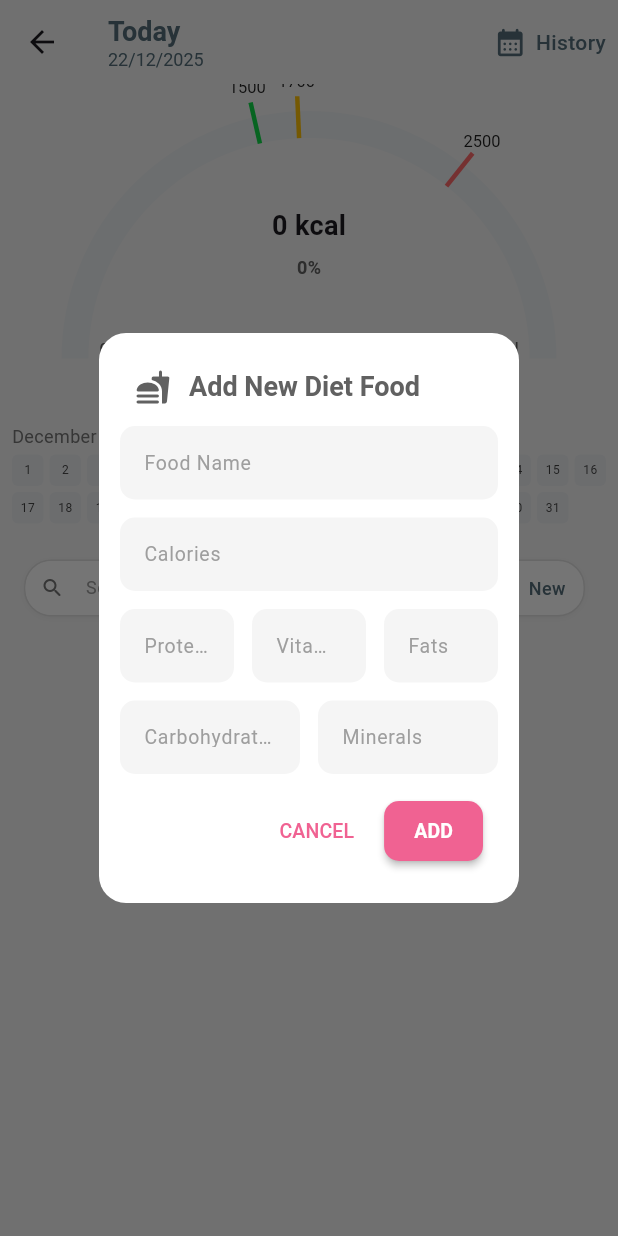
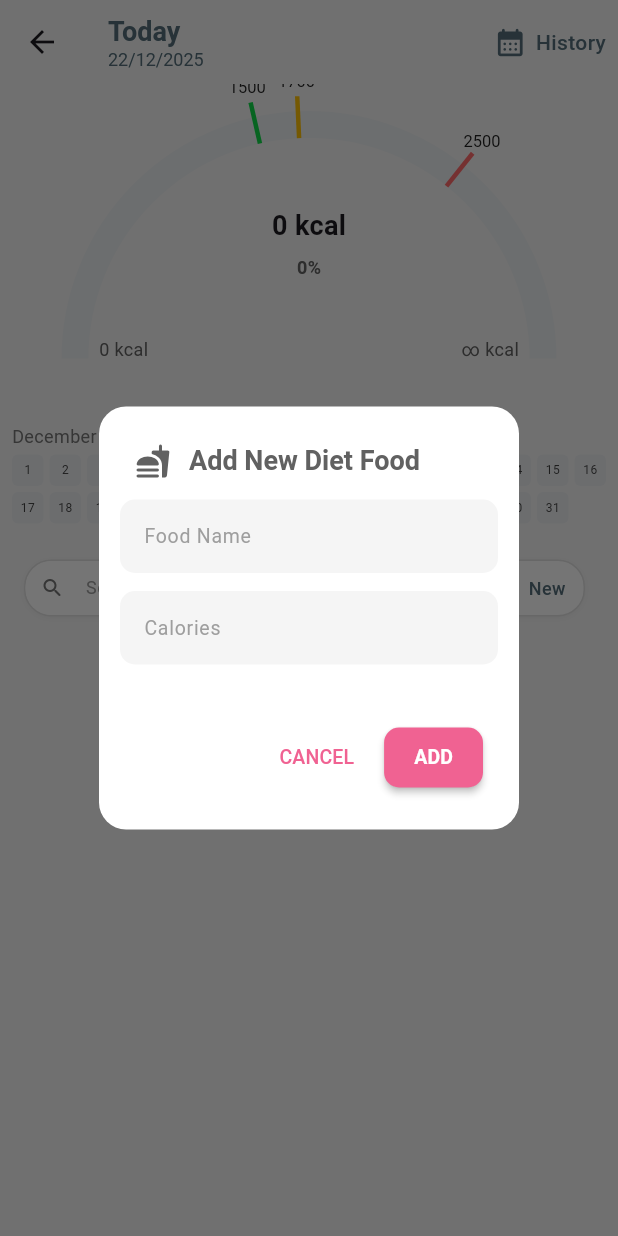
Before and after one commit to AshwaniDev101/Flutter-Calio-Firebase-Drift, a Flutter app: the _CalorieCounterPageBody screen opened directly, after a tap on "New", on a phone screen of 412 x 824 dp. Run offline on Flutter 3.47's test engine with Material 3 defaults, Android fonts, the phone set to English and light mode, and no system bars; our stand-ins replace cloud_firestore, firebase_core, logger, rxdart; accounts and stored records are empty; generated files the repository leaves out were written again.

Commit message:
refactor: simplify food stats to focus on calories and improve date handling
- Simplified `FoodStats` model to only track `calories`, removing proteins, carbohydrates, fats, vitamins, and minerals.
- Updated `FoodStats` schema version from 0 to 1 and refined `toMap` and `fromMap` methods for the new structure.
- Added `toDayMonthId` helper to `DateTimeHelper` for consistent date-based document ID generation and added validation to `fromDayMonthId`.
- Updated `FirebaseConsumedDietFoodService` to use the new date helper and streamlined transaction logic for updating daily calorie totals.
- Commented out macro-nutrient fields in `AddEditDialog` UI and logic to align with the simplified data model.
- Fixed a typo in `view_page.dart` and added a date alignment check for debugging.

```diff
--- a/lib/core/helpers/date_time_helper.dart
+++ b/lib/core/helpers/date_time_helper.dart
@@ -22,15 +22,29 @@ class DateTimeHelper {
     return DateFormat.MMMM().format(date);
   }
 
-  /// Creates a DateTime from an ID like "5-10" (day-month) and a year
+  /// Creates a [DateTime] from a day–month ID (e.g. `"5-10"`) and a given year.
+  ///
+  /// The ID format must be `"day-month"`, where:
+  /// - `day` is in the range 1–31
+  /// - `month` is in the range 1–12
   static DateTime fromDayMonthId(
       String id,
       int year,
       ) {
     final parts = id.split('-');
+    assert(parts.length == 2, 'Invalid day-month ID format: $id');
+
     final day = int.parse(parts[0]);
     final month = int.parse(parts[1]);
 
     return DateTime(year, month, day);
   }
+
+  /// Creates a day–month ID string (e.g. `"5-10"`) from a [DateTime].
+  ///
+  /// The returned ID format is `"day-month"` (no zero-padding).
+  static String toDayMonthId(DateTime dateTime) {
+    return '${dateTime.day}-${dateTime.month}';
+  }
+
 }
--- a/lib/database/services/firebase_consumed_diet_food_service.dart
+++ b/lib/database/services/firebase_consumed_diet_food_service.dart
@@ -1,4 +1,6 @@
+import 'package:calio/core/helpers/date_time_helper.dart';
 import 'package:cloud_firestore/cloud_firestore.dart';
+import 'package:flutter/foundation.dart';
 import '../../models/consumed_diet_food.dart';
 import '../../models/food_stats.dart';
 
@@ -12,14 +14,15 @@ class FirebaseConsumedDietFoodService {
   final String _userId = 'user1';
 
   /// Watch consumed food list for a specific date
-  Stream<List<ConsumedDietFood>> watchConsumedFood(DateTime date) {
+  Stream<List<ConsumedDietFood>> watchConsumedFood(DateTime dateTime) {
     return _db
         .collection(_root)
         .doc(_userId)
         .collection('history')
-        .doc('${date.year}')
+        .doc('${dateTime.year}')
         .collection('data')
-        .doc('${date.day}-${date.month}')
+        // .doc('${date.day}-${date.month}')
+        .doc(DateTimeHelper.toDayMonthId(dateTime))
         .collection('food_consumed_list')
         .snapshots()
         .map((snapshot) {
@@ -30,8 +33,8 @@ class FirebaseConsumedDietFoodService {
           data['id'] = doc.id;
           final consumed = ConsumedDietFood.fromMap(data);
           list.add(consumed);
-        } catch (e) {
-          // Ignore documents that fail to parse.
+        } catch (e, s) {
+          debugPrint('ConsumedDietFood parse failed: $e');
         }
       }
       return list;
@@ -45,7 +48,8 @@ class FirebaseConsumedDietFoodService {
         .collection('history')
         .doc('${dateTime.year}')
         .collection('data')
-        .doc('${dateTime.day}-${dateTime.month}');
+        // .doc('${dateTime.day}-${dateTime.month}');
+        .doc(DateTimeHelper.toDayMonthId(dateTime));
 
 
     final consumedFoodDocRef = dayMonthDocRef
@@ -55,36 +59,6 @@ class FirebaseConsumedDietFoodService {
 
     // Run as a transaction to ensure atomicity
     return _db.runTransaction((transaction) async {
-
-      // update consumed food item
-
-      //remove this line and uncomment other block if u want safety
-      // await consumedFoodDocRef.update(newConsumedFoodItem.toMap());
-
-
-        // final doc = await consumedFoodDocRef.get();
-        //
-        // if (doc.exists) {
-        //   await consumedFoodDocRef.update(newConsumedFoodItem.toMap());
-        //   print("Updated existing consumed food: ${newConsumedFoodItem.id}");
-        // } else {
-        //   await consumedFoodDocRef.set(newConsumedFoodItem.toMap());
-        //   print("Created new consumed food entry: ${newConsumedFoodItem.id}");
-        // }
-        //
-
-      // update daily total stats
-
-      // final deltaFoodStats = FoodStats(
-      //   calories: newConsumedFoodItem.foodStats.calories - oldConsumedFoodItem.foodStats.calories,
-      //   proteins: newConsumedFoodItem.foodStats.proteins - oldConsumedFoodItem.foodStats.proteins,
-      //   carbohydrates: newConsumedFoodItem.foodStats.carbohydrates - oldConsumedFoodItem.foodStats.carbohydrates,
-      //   fats: newConsumedFoodItem.foodStats.fats - oldConsumedFoodItem.foodStats.fats,
-      //   minerals: newConsumedFoodItem.foodStats.minerals - oldConsumedFoodItem.foodStats.minerals,
-      //   vitamins: newConsumedFoodItem.foodStats.vitamins - oldConsumedFoodItem.foodStats.vitamins,
-      // );
-
-
 
 
 
@@ -110,15 +84,24 @@ class FirebaseConsumedDietFoodService {
       transaction.set(consumedFoodDocRef, newConsumedFoodItem.toMap());
       //
       // 5. Update the daily total stats document with the new aggregated value
+      // transaction.set(
+      //     dayMonthDocRef,newTotalStats.toMap(),
+      //     // {
+      //     //   // Only storing total calories in the daily summary for efficiency
+      //     //   'foodStats': {'version': newTotalStats.version, 'calories': newTotalStats.calories},
+      //     //   // 'timestamp': Timestamp.now(),
+      //     //   // 'last_update_on': Timestamp.now(),
+      //     // },
+      //     SetOptions(merge: true));
+
       transaction.set(
-          dayMonthDocRef,
-          {
-            // Only storing total calories in the daily summary for efficiency
-            'foodStats': {'version': newTotalStats.version, 'calories': newTotalStats.calories},
-            'timestamp': Timestamp.now(),
-          },
-          SetOptions(merge: true));
-
+        dayMonthDocRef,
+        {
+          'foodStats': newTotalStats.toMap(),
+          'lastUpdatedAt': Timestamp.now(),
+        },
+        SetOptions(merge: true),
+      );
 
 
     });
@@ -127,31 +110,6 @@ class FirebaseConsumedDietFoodService {
   }
 
 
-  // Future<void> updateConsumedFood(ConsumedDietFood newConsumedFoodItem, ConsumedDietFood oldConsumedFoodItem, DateTime dateTime) async {
-  //
-  //
-  //   final dayDocRef = _db
-  //       .collection(_root)
-  //       .doc(_userId)
-  //       .collection('history')
-  //       .doc('${dateTime.year}')
-  //       .collection('data')
-  //       .doc('${dateTime.day}-${dateTime.month}');
-  //
-  //   final consumedFoodDocRef = dayDocRef
-  //       .collection('food_consumed_list')
-  //       .doc(newConsumedFoodItem.id);
-  //
-  //   final doc = await consumedFoodDocRef.get();
-  //
-  //   if (doc.exists) {
-  //     await consumedFoodDocRef.update(newConsumedFoodItem.toMap());
-  //     print("Updated existing consumed food: ${newConsumedFoodItem.id}");
-  //   } else {
-  //     await consumedFoodDocRef.set(newConsumedFoodItem.toMap());
-  //     print("Created new consumed food entry: ${newConsumedFoodItem.id}");
-  //   }
-  // }
 
   /// Atomically changes the consumed count for a food item and updates the
   /// daily total statistics within a Firestore transaction.
@@ -166,7 +124,9 @@ class FirebaseConsumedDietFoodService {
         .collection('history')
         .doc('${dateTime.year}')
         .collection('data')
-        .doc('${dateTime.day}-${dateTime.month}');
+        .doc(DateTimeHelper.toDayMonthId(dateTime));
+        // .doc('${dateTime.day}-${dateTime.month}');
+
 
     final consumedFoodDocRef = dayDocRef.collection('food_consumed_list').doc(food.id);
 
@@ -184,11 +144,11 @@ class FirebaseConsumedDietFoodService {
       // 2. Calculate the change in stats based on the food's stats per serving and the count delta
       final statsDelta = FoodStats(
         calories: food.foodStats.calories * count,
-        proteins: food.foodStats.proteins * count,
-        carbohydrates: food.foodStats.carbohydrates * count,
-        fats: food.foodStats.fats * count,
-        minerals: food.foodStats.minerals * count,
-        vitamins: food.foodStats.vitamins * count,
+        // proteins: food.foodStats.proteins * count,
+        // carbohydrates: food.foodStats.carbohydrates * count,
+        // fats: food.foodStats.fats * count,
+        // minerals: food.foodStats.minerals * count,
+        // vitamins: food.foodStats.vitamins * count,
       );
       final FoodStats newTotalStats = currentStats.sum(statsDelta);
 
--- a/lib/models/food_stats.dart
+++ b/lib/models/food_stats.dart
@@ -1,85 +1,50 @@
 class FoodStats {
+  /// Schema version of this stats object.
+  /// Increment when the structure changes.
   final int version;
-  final double proteins;
-  final double carbohydrates;
-  final double fats;
-  final double vitamins;
-  final double minerals;
+
+  /// Total calories.
   final double calories;
 
   const FoodStats({
-    this.version = 0,
-    required this.proteins,
-    required this.carbohydrates,
-    required this.fats,
-    required this.vitamins,
-    required this.minerals,
+    this.version = 1,
     required this.calories,
   });
 
-  // A const constructor for an empty object
+  /// Empty stats (zero calories)
   const FoodStats.empty()
-      : version = 0,
-        proteins = 0.0,
-        carbohydrates = 0.0,
-        fats = 0.0,
-        vitamins = 0.0,
-        minerals = 0.0,
+      : version = 1,
         calories = 0.0;
 
-  /// Sum two FoodStats
+  /// Adds two calorie stats together
   FoodStats sum(FoodStats other) {
     return FoodStats(
       version: version,
-      proteins: proteins + other.proteins,
-      carbohydrates: carbohydrates + other.carbohydrates,
-      fats: fats + other.fats,
-      vitamins: vitamins + other.vitamins,
-      minerals: minerals + other.minerals,
       calories: calories + other.calories,
     );
   }
 
-  /// Subtract another FoodStats from this
+  /// Subtracts another calorie stats from this
   FoodStats subtract(FoodStats other) {
     return FoodStats(
       version: version,
-      proteins: proteins - other.proteins,
-      carbohydrates: carbohydrates - other.carbohydrates,
-      fats: fats - other.fats,
-      vitamins: vitamins - other.vitamins,
-      minerals: minerals - other.minerals,
       calories: calories - other.calories,
     );
   }
 
-  /// Convert to map for Firestore, omitting fields with 0 value
+  /// Converts this object to a Firestore-compatible map.
+  /// Omits calories if the value is zero.
   Map<String, dynamic> toMap() => {
-        'version': version,
-        if (proteins != 0) 'proteins': proteins,
-        if (carbohydrates != 0) 'carbohydrates': carbohydrates,
-        if (fats != 0) 'fats': fats,
-        if (vitamins != 0) 'vitamins': vitamins,
-        if (minerals != 0) 'minerals': minerals,
-        if (calories != 0) 'calories': calories,
-      };
+    'version': version,
+    if (calories != 0) 'calories': calories,
+  };
 
-  /// Factory constructor to create FoodStats from Firestore map
+  /// Creates a [FoodStats] object from a Firestore map.
+  /// Missing or null values are treated as zero.
   factory FoodStats.fromMap(Map<String, dynamic> map) {
-    double toDouble(dynamic value) {
-      if (value is double) return value;
-      if (value is int) return value.toDouble();
-      return 0.0; // default if null or wrong type
-    }
-
     return FoodStats(
-      version: map['version'] ?? 0,
-      proteins: toDouble(map['proteins']),
-      carbohydrates: toDouble(map['carbohydrates']),
-      fats: toDouble(map['fats']),
-      vitamins: toDouble(map['vitamins']),
-      minerals: toDouble(map['minerals']),
-      calories: toDouble(map['calories']),
+      version: map['version'] ?? 1,
+      calories: (map['calories'] ?? 0).toDouble(),
     );
   }
 }
--- a/lib/pages/calorie_counter/add_new/add_edit_dialog.dart
+++ b/lib/pages/calorie_counter/add_new/add_edit_dialog.dart
@@ -46,11 +46,11 @@ class _DietFoodDialogWidget extends StatelessWidget {
     // Pre-fill values if editing
     String name = food?.name ?? '';
     String calories = food?.foodStats.calories.toString() ?? '';
-    String proteins = food?.foodStats.proteins.toString() ?? '';
-    String carbohydrates = food?.foodStats.carbohydrates.toString() ?? '';
-    String fats = food?.foodStats.fats.toString() ?? '';
-    String vitamins = food?.foodStats.vitamins.toString() ?? '';
-    String minerals = food?.foodStats.minerals.toString() ?? '';
+    // String proteins = food?.foodStats.proteins.toString() ?? '';
+    // String carbohydrates = food?.foodStats.carbohydrates.toString() ?? '';
+    // String fats = food?.foodStats.fats.toString() ?? '';
+    // String vitamins = food?.foodStats.vitamins.toString() ?? '';
+    // String minerals = food?.foodStats.minerals.toString() ?? '';
 
     InputDecoration buildInputDecoration(String label) {
       return InputDecoration(
@@ -135,28 +135,28 @@ class _DietFoodDialogWidget extends StatelessWidget {
                 onSaved: (v) => calories = v!.trim(),
               ),
               const SizedBox(height: 12),
-              Row(
-                children: [
-                  buildNumberField(
-                      label: 'Proteins', initialValue: proteins, onSaved: (v) => proteins = v),
-                  const SizedBox(width: 12),
-                  buildNumberField(
-                      label: 'Vitamins', initialValue: vitamins, onSaved: (v) => vitamins = v),
-                  const SizedBox(width: 12),
-                  buildNumberField(
-                      label: 'Fats', initialValue: fats, onSaved: (v) => fats = v),
-                ],
-              ),
+              // Row(
+              //   children: [
+              //     buildNumberField(
+              //         label: 'Proteins', initialValue: proteins, onSaved: (v) => proteins = v),
+              //     const SizedBox(width: 12),
+              //     buildNumberField(
+              //         label: 'Vitamins', initialValue: vitamins, onSaved: (v) => vitamins = v),
+              //     const SizedBox(width: 12),
+              //     buildNumberField(
+              //         label: 'Fats', initialValue: fats, onSaved: (v) => fats = v),
+              //   ],
+              // ),
               const SizedBox(height: 12),
-              Row(
-                children: [
-                  buildNumberField(
-                      label: 'Carbohydrates', initialValue: carbohydrates, onSaved: (v) => carbohydrates = v),
-                  const SizedBox(width: 12),
-                  buildNumberField(
-                      label: 'Minerals', initialValue: minerals, onSaved: (v) => minerals = v),
-                ],
-              ),
+              // Row(
+              //   children: [
+              //     buildNumberField(
+              //         label: 'Carbohydrates', initialValue: carbohydrates, onSaved: (v) => carbohydrates = v),
+              //     const SizedBox(width: 12),
+              //     buildNumberField(
+              //         label: 'Minerals', initialValue: minerals, onSaved: (v) => minerals = v),
+              //   ],
+              // ),
             ],
           ),
         ),
@@ -180,11 +180,11 @@ class _DietFoodDialogWidget extends StatelessWidget {
                 count: 0.0,
                 timestamp: Timestamp.fromDate(DateTime.now()),
                 foodStats: FoodStats(
-                  proteins: double.tryParse(proteins) ?? 0.0,
-                  carbohydrates: double.tryParse(carbohydrates) ?? 0.0,
-                  fats: double.tryParse(fats) ?? 0.0,
-                  vitamins: double.tryParse(vitamins) ?? 0.0,
-                  minerals: double.tryParse(minerals) ?? 0.0,
+                  // proteins: double.tryParse(proteins) ?? 0.0,
+                  // carbohydrates: double.tryParse(carbohydrates) ?? 0.0,
+                  // fats: double.tryParse(fats) ?? 0.0,
+                  // vitamins: double.tryParse(vitamins) ?? 0.0,
+                  // minerals: double.tryParse(minerals) ?? 0.0,
                   calories: double.tryParse(calories) ?? 0.0,
                 ),
               );
```
Also changed, not shown: lib/pages/import_exporter/view_page.dart (+11 -2 lines).
